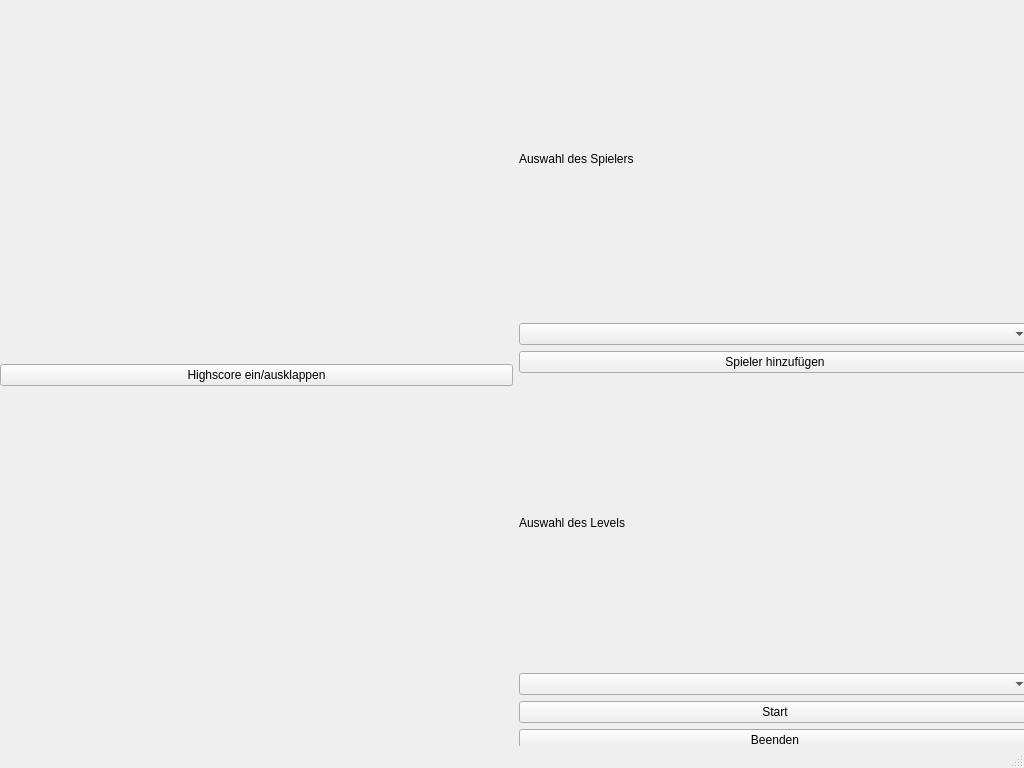
Qt form MinigolfSimulator3000/startwindow.ui (jonas154/Minigolf-Simulator-3000) before a commit.
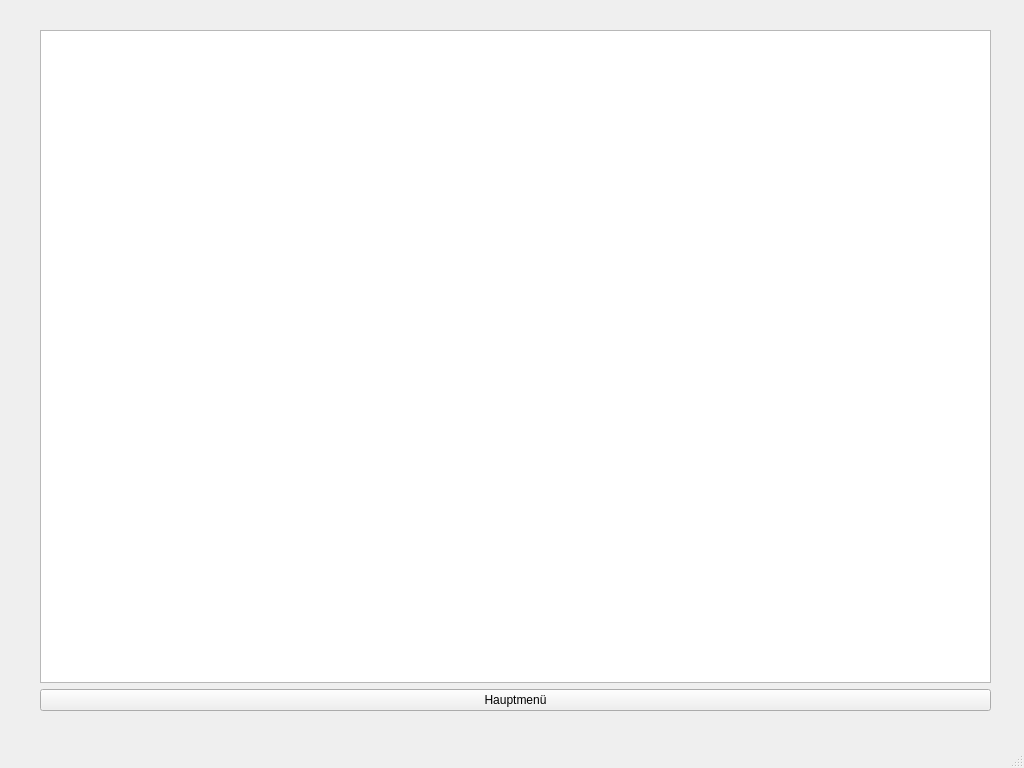
The same form after that commit. The open tabs and pages were chosen to show the change.

Commit message: Eine erste Version des Highscores wurde hinzugefügt

The edit to the form file:
```diff
--- a/MinigolfSimulator3000/startwindow.ui
+++ b/MinigolfSimulator3000/startwindow.ui
@@ -128,6 +128,30 @@
       </layout>
      </widget>
     </widget>
+    <widget class="QWidget" name="page_3">
+     <widget class="QWidget" name="verticalLayoutWidget">
+      <property name="geometry">
+       <rect>
+        <x>40</x>
+        <y>30</y>
+        <width>951</width>
+        <height>681</height>
+       </rect>
+      </property>
+      <layout class="QVBoxLayout" name="verticalLayout_9">
+       <item>
+        <widget class="QTableWidget" name="highscoreViewer"/>
+       </item>
+       <item>
+        <widget class="QPushButton" name="pushButton">
+         <property name="text">
+          <string>Hauptmenü</string>
+         </property>
+        </widget>
+       </item>
+      </layout>
+     </widget>
+    </widget>
     <widget class="QWidget" name="page_2">
      <widget class="QWidget" name="gridLayoutWidget_2">
       <property name="geometry">
```
The commit also changes 2 other files.
